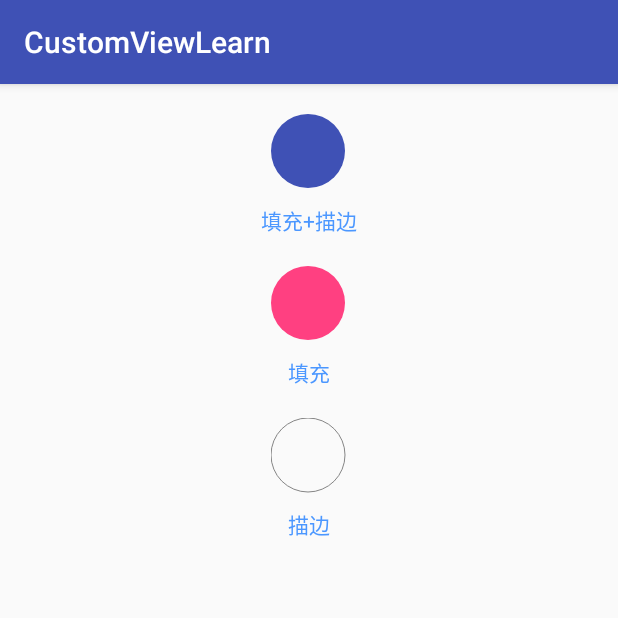
After one commit to WFCN/CustomViewLeanning, an Android app: the Lesson01Activity screen opened directly, with no data from a screen before it, on a phone screen of 412 x 824 dp, the top half of it. The commit adds this screen. Run offline under Robolectric (Android 15) with nearby library versions, the phone set to English and light mode, and no system bars.

Commit message:
Paint Style Test

```diff
--- a/app/src/main/AndroidManifest.xml
+++ b/app/src/main/AndroidManifest.xml
@@ -9,13 +9,15 @@
         android:roundIcon="@mipmap/ic_launcher_round"
         android:supportsRtl="true"
         android:theme="@style/AppTheme">
-        <activity android:name="com.wjf.customviewlearn.MainActivity">
+        <activity android:name=".ui.activity.MainActivity">
             <intent-filter>
                 <action android:name="android.intent.action.MAIN"/>
 
                 <category android:name="android.intent.category.LAUNCHER"/>
             </intent-filter>
         </activity>
+        <activity android:name=".ui.activity.Lesson01Activity">
+        </activity>
     </application>
 
 </manifest>
--- /dev/null
+++ b/app/src/main/java/com/wjf/customviewlearn/ui/activity/Lesson01Activity.java
@@ -0,0 +1,15 @@
+package com.wjf.customviewlearn.ui.activity;
+
+import android.os.Bundle;
+
+import com.wjf.customviewlearn.R;
+import com.wjf.customviewlearn.base.BaseActivity;
+
+public class Lesson01Activity extends BaseActivity {
+
+    @Override
+    protected void onCreate(Bundle savedInstanceState) {
+        super.onCreate(savedInstanceState);
+        setContentView(R.layout.activity_lesson01);
+    }
+}
--- a/app/src/main/java/com/wjf/customviewlearn/view/PaintTest01.java
+++ b/app/src/main/java/com/wjf/customviewlearn/view/PaintTest01.java
@@ -1,13 +1,15 @@
 package com.wjf.customviewlearn.view;
 
 import android.content.Context;
+import android.content.res.TypedArray;
 import android.graphics.Canvas;
+import android.graphics.Color;
 import android.graphics.Paint;
 import android.support.annotation.Nullable;
 import android.util.AttributeSet;
 import android.view.View;
 
-import com.wjf.customviewlearn.paint.PaintStyle;
+import com.wjf.customviewlearn.R;
 
 /**
  * @author wangfei
@@ -20,6 +22,8 @@ public class PaintTest01 extends View {
     private Paint mPaint;
     private int mWidth;
     private int mheight;
+    private int mAnInt;
+    private int mPaintColor;
 
     public PaintTest01(Context context) {
         this(context, null);
@@ -31,11 +35,25 @@ public class PaintTest01 extends View {
 
     public PaintTest01(Context context, @Nullable AttributeSet attrs, int defStyleAttr) {
         super(context, attrs, defStyleAttr);
+        TypedArray typedArray = context.obtainStyledAttributes(attrs, R.styleable.PaintTest01);
+        mAnInt = typedArray.getInt(R.styleable.PaintTest01_paint_style, 1);
+        mPaintColor=typedArray.getColor(R.styleable.PaintTest01_paint_color,Color.argb(80, 0, 0, 0));
+        typedArray.recycle();
         mPaint = initPaint();
     }
 
     private Paint initPaint() {
-        return PaintStyle.getPaint();
+        Paint paint = new Paint();
+        paint.setFlags(Paint.ANTI_ALIAS_FLAG);//设置抗锯齿
+        if (1 == mAnInt) {
+            paint.setStyle(Paint.Style.FILL);//填充
+        } else if (2 == mAnInt) {
+            paint.setStyle(Paint.Style.FILL_AND_STROKE);//填充+描边
+        } else {
+            paint.setStyle(Paint.Style.STROKE);//描边
+        }
+        paint.setColor(mPaintColor);
+        return paint;
     }
 
     @Override
--- a/app/src/main/res/drawable/selector_btn_common.xml
+++ b/app/src/main/res/drawable/selector_btn_common.xml
@@ -2,12 +2,12 @@
 <selector xmlns:android="http://schemas.android.com/apk/res/android">
     <item android:state_pressed="true">
         <shape android:shape="rectangle">
-            <solid android:color="@color/colorPrimaryDark"/>
+            <solid android:color="@color/tab_press"/>
         </shape>
     </item>
     <item>
         <shape android:shape="rectangle">
-            <solid android:color="@color/colorPrimary"/>
+            <solid android:color="@color/tab_no_press"/>
         </shape>
     </item>
 </selector>
--- /dev/null
+++ b/app/src/main/res/layout/activity_lesson01.xml
@@ -0,0 +1,49 @@
+<?xml version="1.0" encoding="utf-8"?>
+<LinearLayout
+    xmlns:android="http://schemas.android.com/apk/res/android"
+    xmlns:app="http://schemas.android.com/apk/res-auto"
+    xmlns:tools="http://schemas.android.com/tools"
+    android:layout_width="match_parent"
+    android:layout_height="match_parent"
+    android:gravity="center_horizontal"
+    android:orientation="vertical"
+    tools:context=".ui.activity.Lesson01Activity">
+
+    <com.wjf.customviewlearn.view.PaintTest01
+        android:layout_width="50dp"
+        android:layout_height="50dp"
+        android:layout_marginTop="20dp"
+        app:paint_color="@color/colorPrimary"
+        app:paint_style="Style_Full_Stroke"/>
+    <TextView
+        android:layout_marginTop="10dp"
+        android:textColor="@color/color_4b97ff"
+        android:text="填充+描边"
+        android:layout_width="wrap_content"
+        android:layout_height="wrap_content"/>
+
+    <com.wjf.customviewlearn.view.PaintTest01
+        android:layout_width="50dp"
+        android:layout_height="50dp"
+        android:layout_marginTop="20dp"
+        app:paint_color="@color/colorAccent"
+        app:paint_style="Style_Full"/>
+    <TextView
+        android:layout_marginTop="10dp"
+        android:textColor="@color/color_4b97ff"
+        android:text="填充"
+        android:layout_width="wrap_content"
+        android:layout_height="wrap_content"/>
+    <com.wjf.customviewlearn.view.PaintTest01
+        android:layout_width="50dp"
+        android:layout_height="50dp"
+        android:layout_marginTop="20dp"
+        app:paint_color="@color/color_858585"
+        app:paint_style="Style_Stroke"/>
+    <TextView
+        android:layout_marginTop="10dp"
+        android:textColor="@color/color_4b97ff"
+        android:text="描边"
+        android:layout_width="wrap_content"
+        android:layout_height="wrap_content"/>
+</LinearLayout>
```
Also changed, not shown: app/src/main/java/com/wjf/customviewlearn/MainActivity.java (deleted, +0 -13 lines), app/src/main/java/com/wjf/customviewlearn/base/BaseActivity.java (added, +57 -0 lines), app/src/main/java/com/wjf/customviewlearn/ui/activity/MainActivity.java (added, +37 -0 lines), app/src/main/res/drawable/divider_vertical.xml (added, +7 -0 lines), app/src/main/res/layout/activity_main.xml (+8 -5 lines), app/src/main/res/values/attrs.xml (added, +11 -0 lines), app/src/main/res/values/colors.xml (+94 -0 lines).
